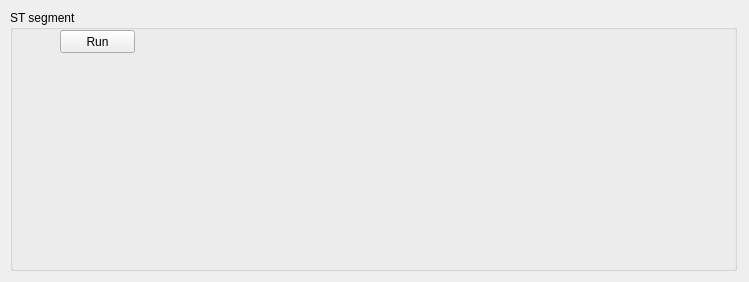
The window that EcgApplicationCore/View/st_segment_gui.ui (KuleszIB/EcgAppCore) describes before a commit, drawn with Qt 5.
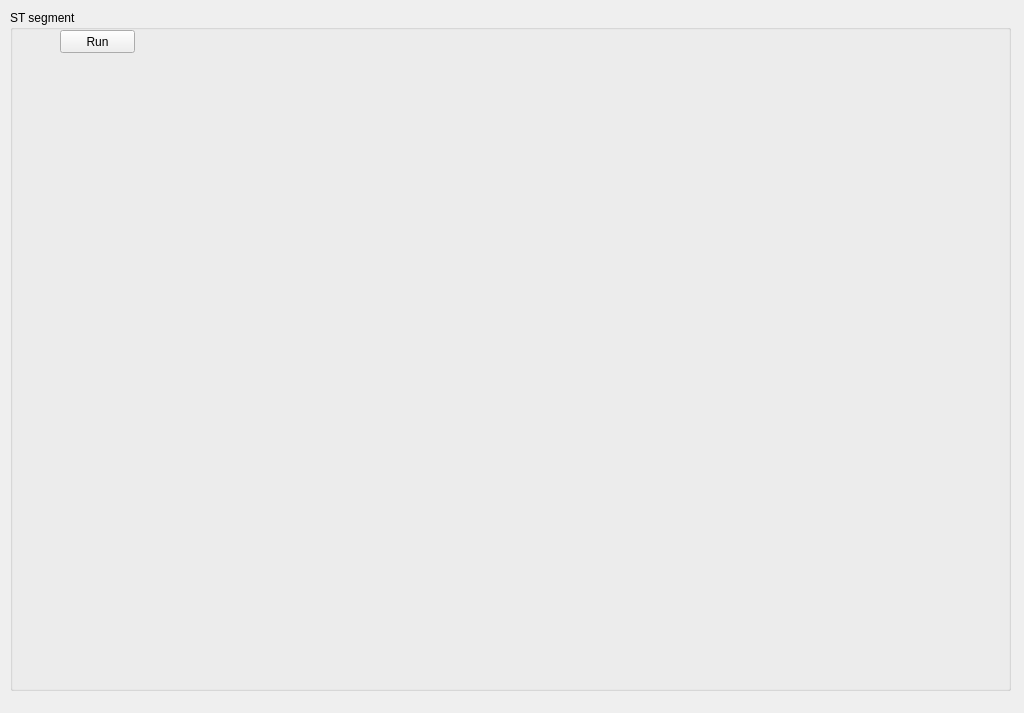
The same window after the commit.

The edit to the form file:
```diff
--- a/EcgApplicationCore/View/st_segment_gui.ui
+++ b/EcgApplicationCore/View/st_segment_gui.ui
@@ -6,8 +6,8 @@
    <rect>
     <x>0</x>
     <y>0</y>
-    <width>749</width>
-    <height>282</height>
+    <width>1024</width>
+    <height>713</height>
    </rect>
   </property>
   <property name="windowTitle">
@@ -18,8 +18,8 @@
     <rect>
      <x>10</x>
      <y>10</y>
-     <width>727</width>
-     <height>261</height>
+     <width>1001</width>
+     <height>681</height>
     </rect>
    </property>
    <property name="title">
@@ -41,10 +41,10 @@
    <widget class="QWidget" name="ecgPlot" native="true">
     <property name="geometry">
      <rect>
-      <x>220</x>
-      <y>10</y>
-      <width>311</width>
-      <height>241</height>
+      <x>10</x>
+      <y>90</y>
+      <width>780</width>
+      <height>310</height>
      </rect>
     </property>
    </widget>
```
